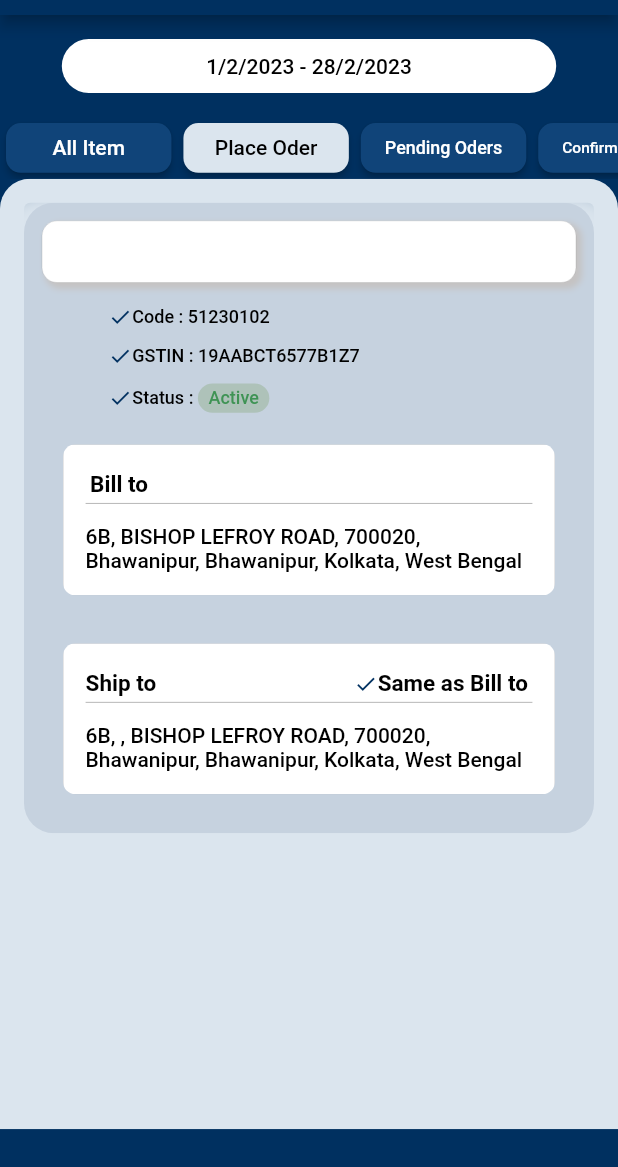
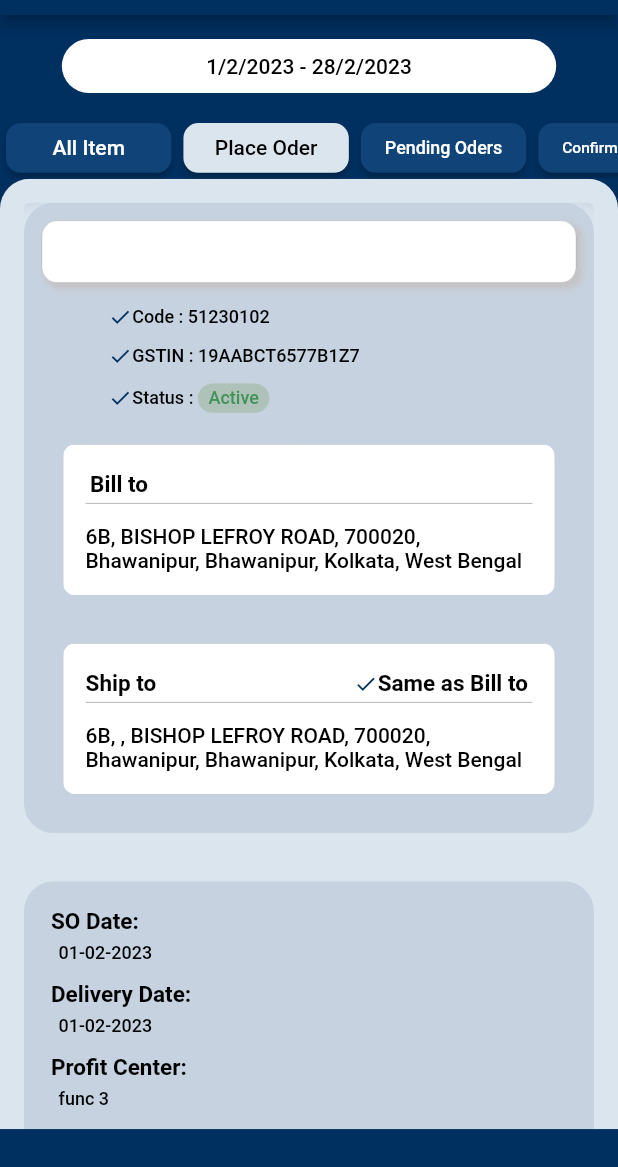
Before and after one commit to joyshil01/customer, a Flutter app: the ItemScreen screen opened directly, after a tap on "Place Oder", on a phone screen of 412 x 824 dp, the part 69-1236 px from its top. Run offline on Flutter 3.47's test engine with Material 2 defaults, Android fonts, the phone set to English and light mode, and no system bars; our stand-ins replace cool_alert, curved_navigation_bar, dotted_border, file_picker, fl_chart, flutter_svg and 5 more; missing offline and left inert: simple_ripple_animation; Roboto replaces fonts that are missing (SourceSansPro).

Commit message:
change response

```diff
--- a/lib/views/screen/settlementScreen.dart
+++ b/lib/views/screen/settlementScreen.dart
@@ -1,4 +1,3 @@
-import 'package:customer/routes/routeName.dart';
 import 'package:customer/views/widget/dashboardWidget/lastInvoice/invoiceListContainer.dart';
 import 'package:flutter/material.dart';
 import 'package:sizer/sizer.dart';
--- a/lib/views/widget/itemWidget/placeOders_Widget.dart
+++ b/lib/views/widget/itemWidget/placeOders_Widget.dart
@@ -267,6 +267,112 @@ class _PlaceOder_WidgetState extends State<PlaceOder_Widget> {
               ),
             ),
           ),
+          Padding(
+            padding: const EdgeInsets.all(16),
+            child: ContainerStyleInvoice(
+              child: Container(
+                padding: EdgeInsets.all(8),
+                child: Column(
+                  crossAxisAlignment: CrossAxisAlignment.start,
+                  children: [
+                    Container(
+                      child: Text(
+                        'SO Date:',
+                        style: Theme.of(context).textTheme.bodyText2,
+                      ),
+                    ),
+                    Container(
+                      padding: EdgeInsets.all(5),
+                      child: Text(
+                        '01-02-2023',
+                        style: Theme.of(context).textTheme.bodyText1,
+                      ),
+                    ),
+                    SizedBox(
+                      height: SizeVariables.getHeight(context)*0.008,
+                    ),
+                    Container(
+                      child: Text(
+                        'Delivery Date:',
+                        style: Theme.of(context).textTheme.bodyText2,
+                      ),
+                    ),
+                    Container(
+                      padding: EdgeInsets.all(5),
+                      child: Text(
+                        '01-02-2023',
+                        style: Theme.of(context).textTheme.bodyText1,
+                      ),
+                    ),
+                    SizedBox(
+                      height: SizeVariables.getHeight(context)*0.008,
+                    ),
+                    Container(
+                      child: Text(
+                        'Profit Center:',
+                        style: Theme.of(context).textTheme.bodyText2,
+                      ),
+                    ),
+                    Container(
+                      padding: EdgeInsets.all(5),
+                      child: Text(
+                        'func 3',
+                        style: Theme.of(context).textTheme.bodyText1,
+                      ),
+                    ),
+                    SizedBox(
+                      height: SizeVariables.getHeight(context)*0.008,
+                    ),
+                    Container(
+                      child: Text(
+                        'PO Number:',
+                        style: Theme.of(context).textTheme.bodyText2,
+                      ),
+                    ),
+                    Container(
+                      padding: EdgeInsets.all(5),
+                      child: Text(
+                        'PO7436373',
+                        style: Theme.of(context).textTheme.bodyText1,
+                      ),
+                    ),
+                    SizedBox(
+                      height: SizeVariables.getHeight(context)*0.008,
+                    ),
+                    Container(
+                      child: Text(
+                        'Credit Period(Days)',
+                        style: Theme.of(context).textTheme.bodyText2,
+                      ),
+                    ),
+                    Container(
+                      padding: EdgeInsets.all(5),
+                      child: Text(
+                        '20',
+                        style: Theme.of(context).textTheme.bodyText1,
+                      ),
+                    ),
+                    SizedBox(
+                      height: SizeVariables.getHeight(context)*0.008,
+                    ),
+                    Container(
+                      child: Text(
+                        'Select Sales Person',
+                        style: Theme.of(context).textTheme.bodyText2,
+                      ),
+                    ),
+                    Container(
+                      padding: EdgeInsets.all(5),
+                      child: Text(
+                        'KAM1',
+                        style: Theme.of(context).textTheme.bodyText1,
+                      ),
+                    ),
+                  ],
+                ),
+              ),
+            ),
+          ),
         ],
       ),
     );
```
